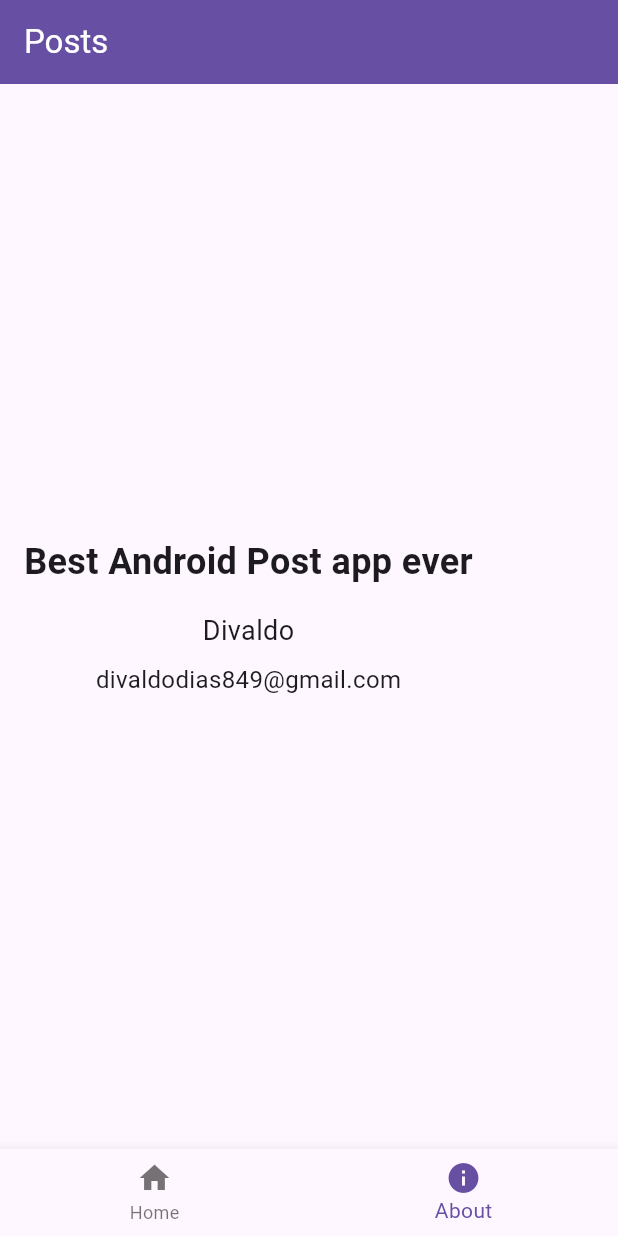
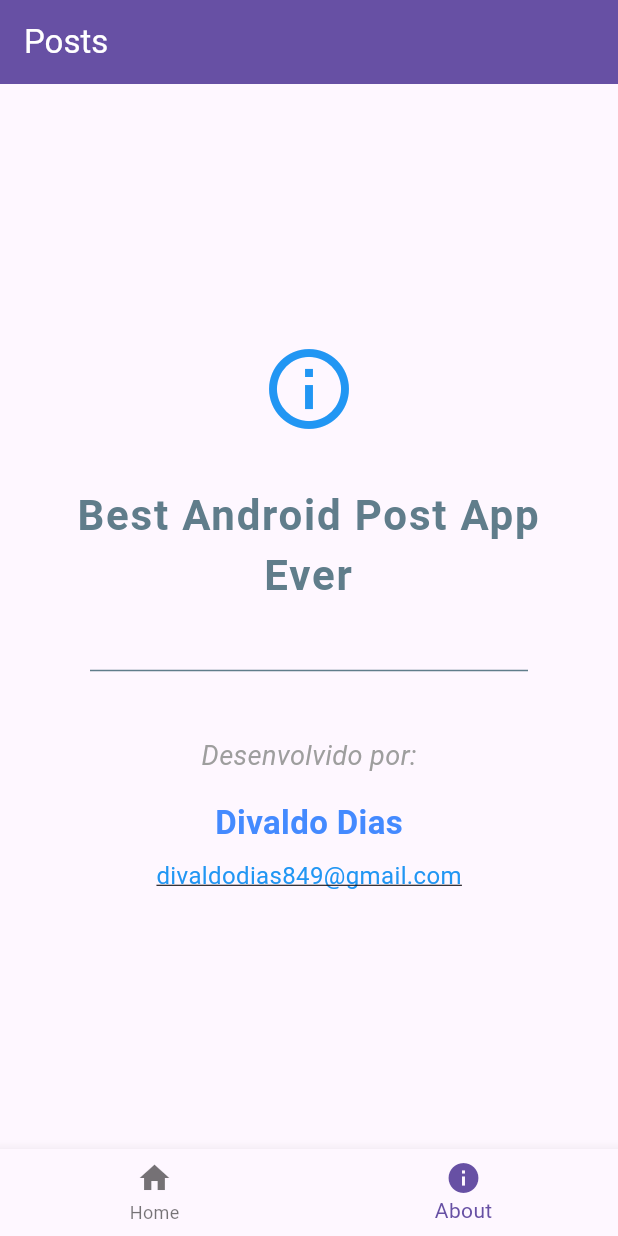
Before and after one commit to D4yz-stp/Post-App, a Flutter app: the screen it shows after launch, item 2 of the bottom bar chosen, on a phone screen of 412 x 824 dp. Run offline on Flutter 3.47's test engine with Material 3 defaults, Android fonts, the phone set to English and light mode, and no system bars.

Commit message:
Visual Changes in About_Screen

```diff
--- a/lib/screens/about_screen.dart
+++ b/lib/screens/about_screen.dart
@@ -6,28 +6,73 @@ class AboutScreen extends StatelessWidget {
 
   @override
   Widget build(BuildContext context) {
-    return Padding(
-      padding: const EdgeInsets.all(16.0),
-      child: Column(
+    return Scaffold(
+      body:Center(
+        child: SingleChildScrollView(
+          child: Padding(
+            padding: const EdgeInsets.all(20.0),
+            child:Column(
               mainAxisAlignment: MainAxisAlignment.center,
               crossAxisAlignment: CrossAxisAlignment.center,
-        children: const [
-          Text(
-            'Best Android Post app ever',
-            style: TextStyle(fontSize: 24, fontWeight: FontWeight.bold),
+              children: [
+                const Icon(
+                  Icons.info_outline,
+                  size: 64,
+                  color: Colors.blue,
                 ),
-          SizedBox(height: 16),
-          Text(
-            'Divaldo',
-            style: TextStyle(fontSize: 18),
+                const SizedBox(height: 32),
+                const Text(
+                  'Best Android Post App Ever',
+                  style: TextStyle(
+                    fontSize: 28,
+                    fontWeight: FontWeight.bold,
+                    color: Colors.blueGrey,
+                    letterSpacing: 1.2,
                   ),
-          SizedBox(height: 8),
-          Text(
+                  textAlign: TextAlign.center,
+                ),
+                const SizedBox(height: 24),
+                const Divider(
+                  color: Colors.blueGrey,
+                  thickness: 1,
+                  indent: 40,
+                  endIndent: 40,
+                  height: 40,
+                ),
+                const SizedBox(height: 24),
+                const Text(
+                  'Desenvolvido por:',
+                  style: TextStyle(
+                    fontSize: 18,
+                    fontStyle: FontStyle.italic,
+                    color: Colors.grey,
+                  ),
+                ),
+                const SizedBox(height: 16),
+                const Text(
+                  'Divaldo Dias',
+                  style: TextStyle(
+                    fontSize: 22,
+                    fontWeight: FontWeight.w600,
+                    color: Colors.blueAccent,
+                  ),
+                ),
+                const SizedBox(height: 8),
+                InkWell(
+                  child: const Text(
                     'divaldodias849@gmail.com',
-            style: TextStyle(fontSize: 16),
+                    style: TextStyle(
+                      fontSize: 16,
+                      color: Colors.blue,
+                      decoration: TextDecoration.underline,
+                    ),
+                  ),
                 ),
               ],
-      ),
+            )
+          )
+        )
+      )
     );
   }
 }
```
Also changed, not shown: lib/main.dart (line endings or trailing spaces). Lines whose indentation alone changed are shown as unchanged.
